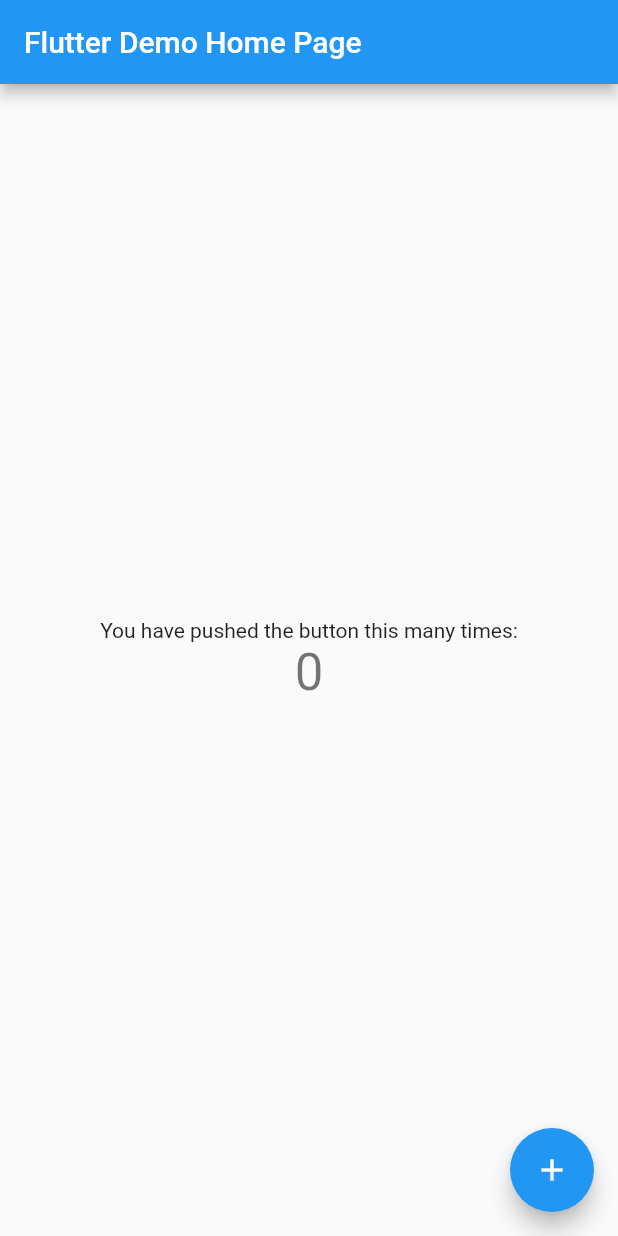
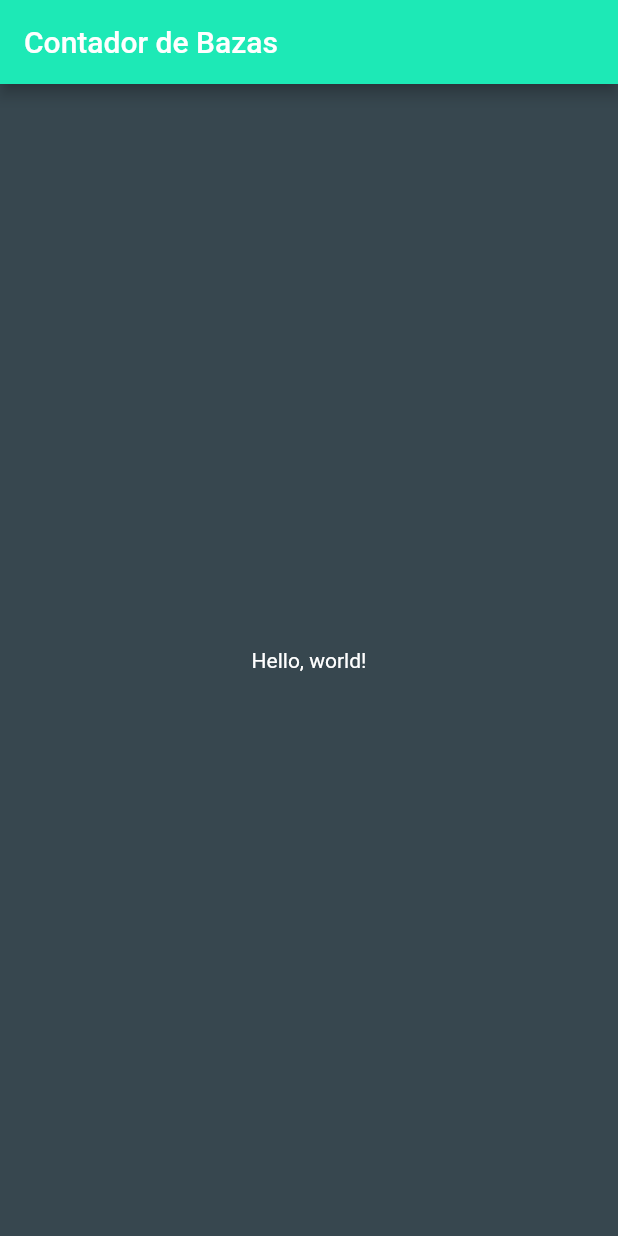
Before and after one commit to gasparhabif/contador-bazas, a Flutter app: the screen it shows after launch, on a phone screen of 412 x 824 dp. Run offline on Flutter 3.47's test engine with Material 2 defaults, Android fonts, the light colour scheme and no system bars.

Commit message:
Defined pallet

```diff
--- a/lib/main.dart
+++ b/lib/main.dart
@@ -9,109 +9,37 @@
   @override
   Widget build(BuildContext context) {
     return MaterialApp(
-      title: 'Flutter Demo',
+      title: 'Contador de Bazas',
       theme: ThemeData(
-        // This is the theme of your application.
-        //
-        // Try running your application with "flutter run". You'll see the
-        // application has a blue toolbar. Then, without quitting the app, try
-        // changing the primarySwatch below to Colors.green and then invoke
-        // "hot reload" (press "r" in the console where you ran "flutter run",
-        // or simply save your changes to "hot reload" in a Flutter IDE).
-        // Notice that the counter didn't reset back to zero; the application
-        // is not restarted.
-        primarySwatch: Colors.blue,
-        // This makes the visual density adapt to the platform that you run
-        // the app on. For desktop platforms, the controls will be smaller and
-        // closer together (more dense) than on mobile platforms.
+        primaryColor: toColor("1DE9B6"),
+        canvasColor: toColor("37474F"),
+        textTheme: Typography.whiteRedmond,
+        primaryTextTheme: Typography.whiteRedmond,
         visualDensity: VisualDensity.adaptivePlatformDensity,
       ),
-      home: MyHomePage(title: 'Flutter Demo Home Page'),
+      home: MyHomePage(),
     );
   }
+
+  Color toColor(hex) => Color(int.parse("0xff" + hex));
 }
 
 class MyHomePage extends StatefulWidget {
-  MyHomePage({Key key, this.title}) : super(key: key);
-
-  // This widget is the home page of your application. It is stateful, meaning
-  // that it has a State object (defined below) that contains fields that affect
-  // how it looks.
-
-  // This class is the configuration for the state. It holds the values (in this
-  // case the title) provided by the parent (in this case the App widget) and
-  // used by the build method of the State. Fields in a Widget subclass are
-  // always marked "final".
-
-  final String title;
-
   @override
   _MyHomePageState createState() => _MyHomePageState();
 }
 
 class _MyHomePageState extends State<MyHomePage> {
-  int _counter = 0;
-
-  void _incrementCounter() {
-    setState(() {
-      // This call to setState tells the Flutter framework that something has
-      // changed in this State, which causes it to rerun the build method below
-      // so that the display can reflect the updated values. If we changed
-      // _counter without calling setState(), then the build method would not be
-      // called again, and so nothing would appear to happen.
-      _counter++;
-    });
-  }
-
   @override
   Widget build(BuildContext context) {
-    // This method is rerun every time setState is called, for instance as done
-    // by the _incrementCounter method above.
-    //
-    // The Flutter framework has been optimized to make rerunning build methods
-    // fast, so that you can just rebuild anything that needs updating rather
-    // than having to individually change instances of widgets.
     return Scaffold(
       appBar: AppBar(
-        // Here we take the value from the MyHomePage object that was created by
-        // the App.build method, and use it to set our appbar title.
-        title: Text(widget.title),
+        title: Text('Contador de Bazas'),
       ),
+      // body is the majority of the screen.
       body: Center(
-        // Center is a layout widget. It takes a single child and positions it
-        // in the middle of the parent.
-        child: Column(
-          // Column is also a layout widget. It takes a list of children and
-          // arranges them vertically. By default, it sizes itself to fit its
-          // children horizontally, and tries to be as tall as its parent.
-          //
-          // Invoke "debug painting" (press "p" in the console, choose the
-          // "Toggle Debug Paint" action from the Flutter Inspector in Android
-          // Studio, or the "Toggle Debug Paint" command in Visual Studio Code)
-          // to see the wireframe for each widget.
-          //
-          // Column has various properties to control how it sizes itself and
-          // how it positions its children. Here we use mainAxisAlignment to
-          // center the children vertically; the main axis here is the vertical
-          // axis because Columns are vertical (the cross axis would be
-          // horizontal).
-          mainAxisAlignment: MainAxisAlignment.center,
-          children: <Widget>[
-            Text(
-              'You have pushed the button this many times:',
-            ),
-            Text(
-              '$_counter',
-              style: Theme.of(context).textTheme.headline4,
-            ),
-          ],
-        ),
+        child: Text('Hello, world!'),
       ),
-      floatingActionButton: FloatingActionButton(
-        onPressed: _incrementCounter,
-        tooltip: 'Increment',
-        child: Icon(Icons.add),
-      ), // This trailing comma makes auto-formatting nicer for build methods.
     );
   }
 }
```
